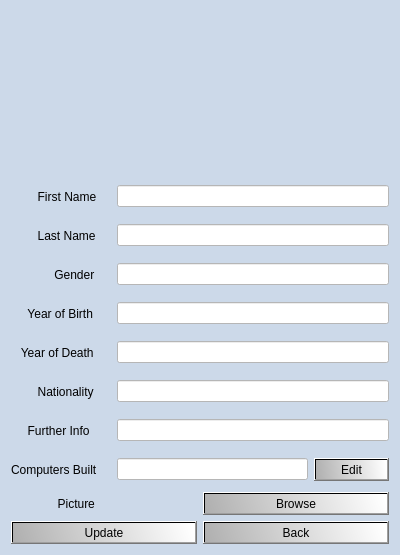
Old version of the form verklegt_vika_3/verklegt_GUI/UI/editstudentdialog.ui in the repository vilhjalmur12/verklegt_1.
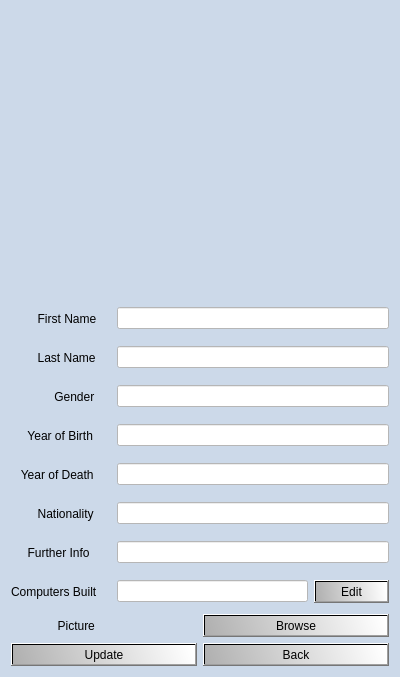
New version of the form. Icons and pictures are not drawn.

Commit message: laga staðinn fyrir mynd

Patch:
```diff
--- a/verklegt_vika_3/verklegt_GUI/UI/editstudentdialog.ui
+++ b/verklegt_vika_3/verklegt_GUI/UI/editstudentdialog.ui
@@ -7,7 +7,7 @@
     <x>0</x>
     <y>0</y>
     <width>400</width>
-    <height>555</height>
+    <height>677</height>
    </rect>
   </property>
   <property name="minimumSize">
@@ -48,7 +48,54 @@
 }</string>
   </property>
   <layout class="QGridLayout" name="gridLayout">
-   <item row="2" column="0">
+   <item row="0" column="0">
+    <layout class="QVBoxLayout" name="verticalLayout_3">
+     <item>
+      <layout class="QVBoxLayout" name="verticalLayout">
+       <item>
+        <widget class="QLabel" name="label_image">
+         <property name="minimumSize">
+          <size>
+           <width>40</width>
+           <height>220</height>
+          </size>
+         </property>
+         <property name="text">
+          <string/>
+         </property>
+        </widget>
+       </item>
+       <item>
+        <layout class="QHBoxLayout" name="horizontalLayout_9">
+         <item>
+          <widget class="QLabel" name="label_2">
+           <property name="minimumSize">
+            <size>
+             <width>100</width>
+             <height>33</height>
+            </size>
+           </property>
+           <property name="text">
+            <string>        First Name</string>
+           </property>
+          </widget>
+         </item>
+         <item>
+          <widget class="QLineEdit" name="lineEdit_first_name">
+           <property name="minimumSize">
+            <size>
+             <width>261</width>
+             <height>0</height>
+            </size>
+           </property>
+           <property name="text">
+            <string/>
+           </property>
+          </widget>
+         </item>
+        </layout>
+       </item>
+       <item>
     <layout class="QHBoxLayout" name="horizontalLayout_8">
      <item>
       <widget class="QLabel" name="label_3">
@@ -75,34 +122,7 @@
      </item>
     </layout>
    </item>
-   <item row="4" column="0">
-    <layout class="QHBoxLayout" name="horizontalLayout_6">
      <item>
-      <widget class="QLabel" name="label_5">
-       <property name="minimumSize">
-        <size>
-         <width>100</width>
-         <height>33</height>
-        </size>
-       </property>
-       <property name="text">
-        <string>     Year of Birth</string>
-       </property>
-      </widget>
-     </item>
-     <item>
-      <widget class="QLineEdit" name="lineEdit_YOB">
-       <property name="minimumSize">
-        <size>
-         <width>261</width>
-         <height>0</height>
-        </size>
-       </property>
-      </widget>
-     </item>
-    </layout>
-   </item>
-   <item row="3" column="0">
     <layout class="QHBoxLayout" name="horizontalLayout_7">
      <item>
       <widget class="QLabel" name="label_4">
@@ -129,10 +149,10 @@
      </item>
     </layout>
    </item>
-   <item row="1" column="0">
-    <layout class="QHBoxLayout" name="horizontalLayout_9">
      <item>
-      <widget class="QLabel" name="label_2">
+        <layout class="QHBoxLayout" name="horizontalLayout_6">
+         <item>
+          <widget class="QLabel" name="label_5">
        <property name="minimumSize">
         <size>
          <width>100</width>
@@ -140,26 +160,23 @@
         </size>
        </property>
        <property name="text">
-        <string>        First Name</string>
+            <string>     Year of Birth</string>
        </property>
       </widget>
      </item>
      <item>
-      <widget class="QLineEdit" name="lineEdit_first_name">
+          <widget class="QLineEdit" name="lineEdit_YOB">
        <property name="minimumSize">
         <size>
          <width>261</width>
          <height>0</height>
         </size>
        </property>
-       <property name="text">
-        <string/>
-       </property>
       </widget>
      </item>
     </layout>
    </item>
-   <item row="5" column="0">
+       <item>
     <layout class="QHBoxLayout" name="horizontalLayout_5">
      <item>
       <widget class="QLabel" name="label_6">
@@ -186,7 +203,7 @@
      </item>
     </layout>
    </item>
-   <item row="6" column="0">
+       <item>
     <layout class="QHBoxLayout" name="horizontalLayout_4">
      <item>
       <widget class="QLabel" name="label_7">
@@ -213,7 +230,7 @@
      </item>
     </layout>
    </item>
-   <item row="7" column="0">
+       <item>
     <layout class="QHBoxLayout" name="horizontalLayout_3">
      <item>
       <widget class="QLabel" name="label_8">
@@ -240,47 +257,7 @@
      </item>
     </layout>
    </item>
-   <item row="9" column="0">
-    <layout class="QHBoxLayout" name="horizontalLayout_11">
      <item>
-      <widget class="QLabel" name="label">
-       <property name="text">
-        <string>              Picture</string>
-       </property>
-      </widget>
-     </item>
-     <item>
-      <widget class="QPushButton" name="pushButton_browseImSci">
-       <property name="text">
-        <string>Browse</string>
-       </property>
-      </widget>
-     </item>
-    </layout>
-   </item>
-   <item row="11" column="0">
-    <layout class="QVBoxLayout" name="verticalLayout_2">
-     <item>
-      <layout class="QHBoxLayout" name="horizontalLayout_10">
-       <item>
-        <widget class="QPushButton" name="pushButton_update">
-         <property name="text">
-          <string>Update</string>
-         </property>
-        </widget>
-       </item>
-       <item>
-        <widget class="QPushButton" name="pushButton_back">
-         <property name="text">
-          <string>Back</string>
-         </property>
-        </widget>
-       </item>
-      </layout>
-     </item>
-    </layout>
-   </item>
-   <item row="8" column="0">
     <layout class="QHBoxLayout" name="horizontalLayout_2">
      <item>
       <widget class="QLabel" name="label_9">
@@ -327,12 +304,49 @@
      </item>
     </layout>
    </item>
-   <item row="0" column="0">
-    <widget class="QLabel" name="label_image">
+       <item>
+        <layout class="QHBoxLayout" name="horizontalLayout_11">
+         <item>
+          <widget class="QLabel" name="label">
      <property name="text">
-      <string/>
-     </property>
-    </widget>
+            <string>              Picture</string>
+           </property>
+          </widget>
+         </item>
+         <item>
+          <widget class="QPushButton" name="pushButton_browseImSci">
+           <property name="text">
+            <string>Browse</string>
+           </property>
+          </widget>
+         </item>
+        </layout>
+       </item>
+       <item>
+        <layout class="QVBoxLayout" name="verticalLayout_2">
+         <item>
+          <layout class="QHBoxLayout" name="horizontalLayout_10">
+           <item>
+            <widget class="QPushButton" name="pushButton_update">
+             <property name="text">
+              <string>Update</string>
+             </property>
+            </widget>
+           </item>
+           <item>
+            <widget class="QPushButton" name="pushButton_back">
+             <property name="text">
+              <string>Back</string>
+             </property>
+            </widget>
+           </item>
+          </layout>
+         </item>
+        </layout>
+       </item>
+      </layout>
+     </item>
+    </layout>
    </item>
   </layout>
  </widget>
```
Lines whose indentation alone changed are shown as unchanged.
